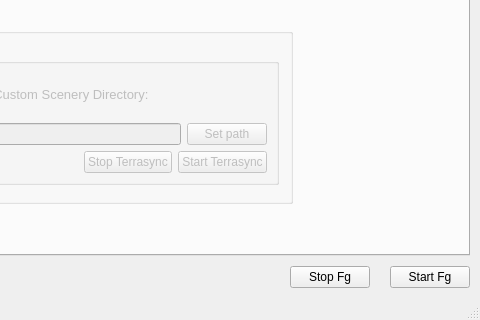
The window that src/fgx.ui (fgx/fgx) describes before a commit, drawn with Qt 5; both pictures show x 398 to 878 and y 344 to 664 of the 878 by 664 pixel window.
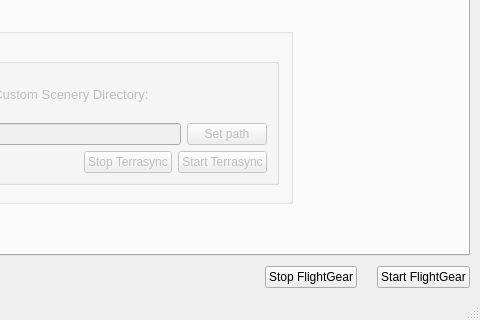
The same window after the commit. Icons and pictures are not drawn.

Commit message: Some button text changes

The edit to the form file:
```diff
--- a/src/fgx.ui
+++ b/src/fgx.ui
@@ -919,7 +919,7 @@
         <item>
          <widget class="QPushButton" name="buttonStopFg">
           <property name="text">
-           <string>Stop Fg</string>
+           <string>Stop FlightGear</string>
           </property>
           <property name="icon">
            <iconset resource="resources/icons.qrc">
@@ -930,7 +930,7 @@
         <item>
          <widget class="QPushButton" name="buttonStartFg">
           <property name="text">
-           <string>Start Fg</string>
+           <string>Start FlightGear</string>
           </property>
           <property name="icon">
            <iconset resource="resources/icons.qrc">
```
The commit also changes 1 other file.
